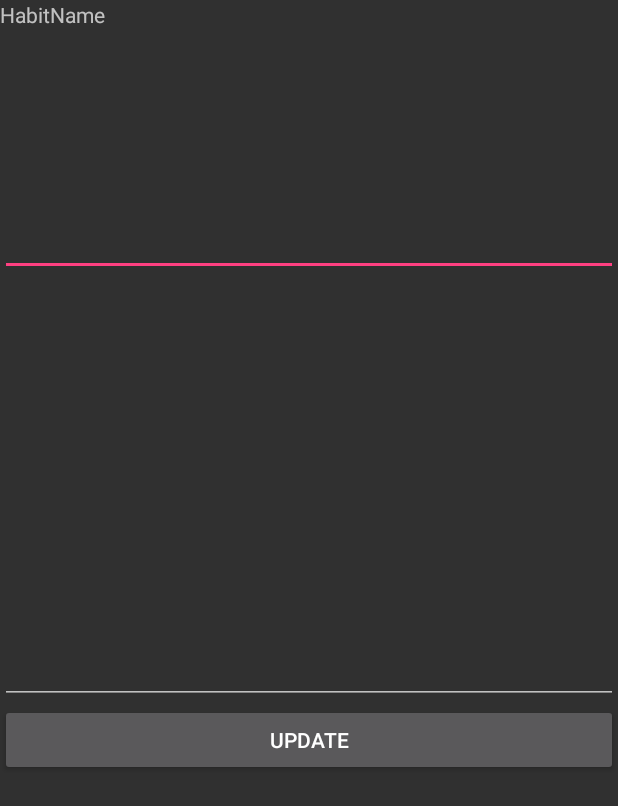
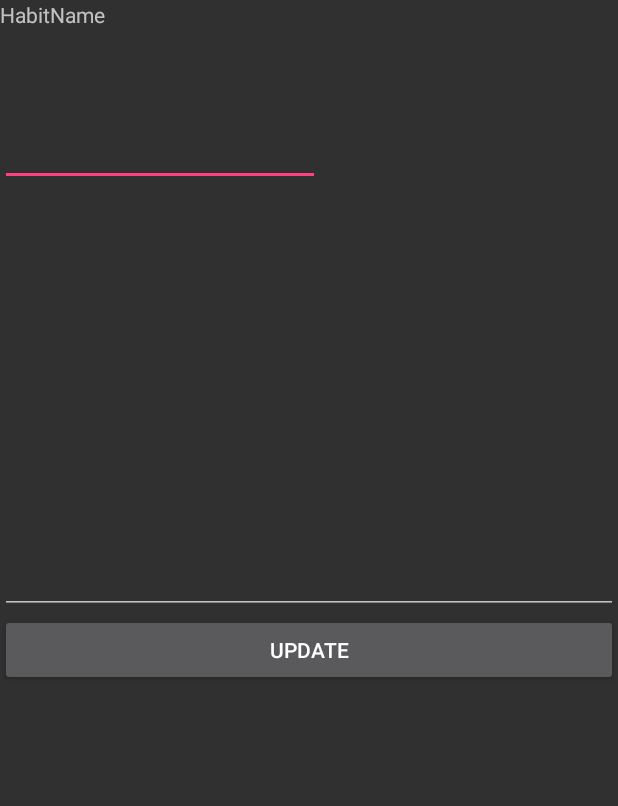
Before and after one commit to anandsunku/AndroidProjects, an Android app: the layout activity_nodetails.xml on its own in the app's theme, with its tools: preview values and no code run, on a phone screen of 412 x 824 dp. Shown: the top 806 px of the screen. Run offline under Robolectric (Android 15) with nearby library versions, the phone set to English and light mode, and no system bars.

Commit message:
started changes for auto complete

```diff
--- a/app/src/main/res/layout/activity_nodetails.xml
+++ b/app/src/main/res/layout/activity_nodetails.xml
@@ -11,20 +11,28 @@
         android:id="@+id/habitName"
         android:layout_weight="0.09" />
 
-    <EditText
-        android:layout_width="match_parent"
+    <!--<EditText-->
+        <!--android:layout_width="match_parent"-->
+        <!--android:layout_height="wrap_content"-->
+        <!--android:inputType="textPersonName"-->
+        <!--android:ems="10"-->
+        <!--android:id="@+id/editReason" />-->
+    <AutoCompleteTextView
+        android:id="@+id/autoCompleteTextView1"
+        android:layout_width="wrap_content"
         android:layout_height="wrap_content"
-        android:inputType="textPersonName"
         android:ems="10"
-        android:id="@+id/editReason"
-        android:layout_weight="0.09" />
+        android:text="">
+
+        <requestFocus />
+    </AutoCompleteTextView>
 
     <EditText
         android:layout_width="match_parent"
         android:layout_height="wrap_content"
         android:inputType="textMultiLine"
         android:ems="10"
-        android:maxLines="4"
+        android:maxLines="7"
         android:id="@+id/editNotReasonDetailText"
         android:layout_weight="0.36"/>
 
```
Also changed, not shown: app/src/main/java/me/sunku/anand/helloworld/TodoActivity.java (+1 -6 lines), app/src/main/res/layout/test.xml (added, +30 -0 lines).
